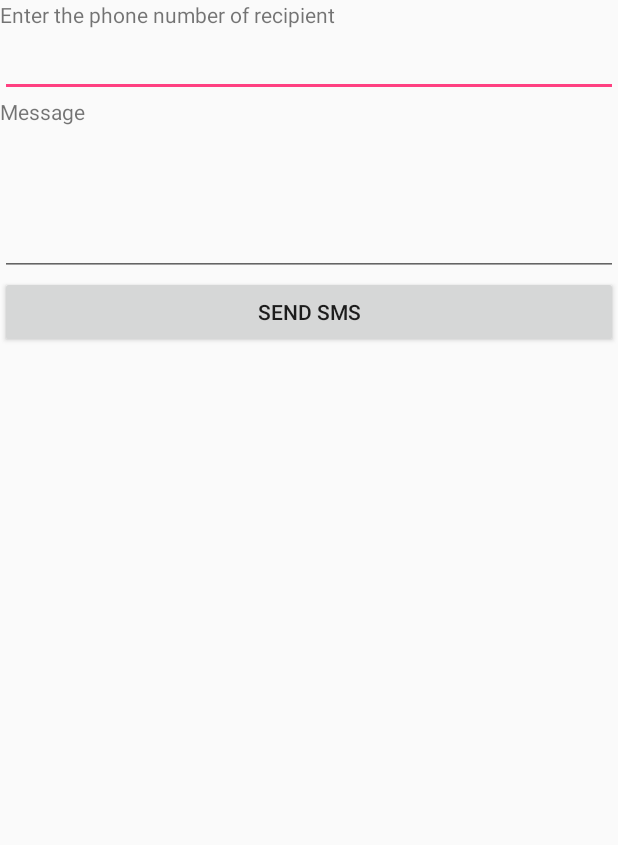
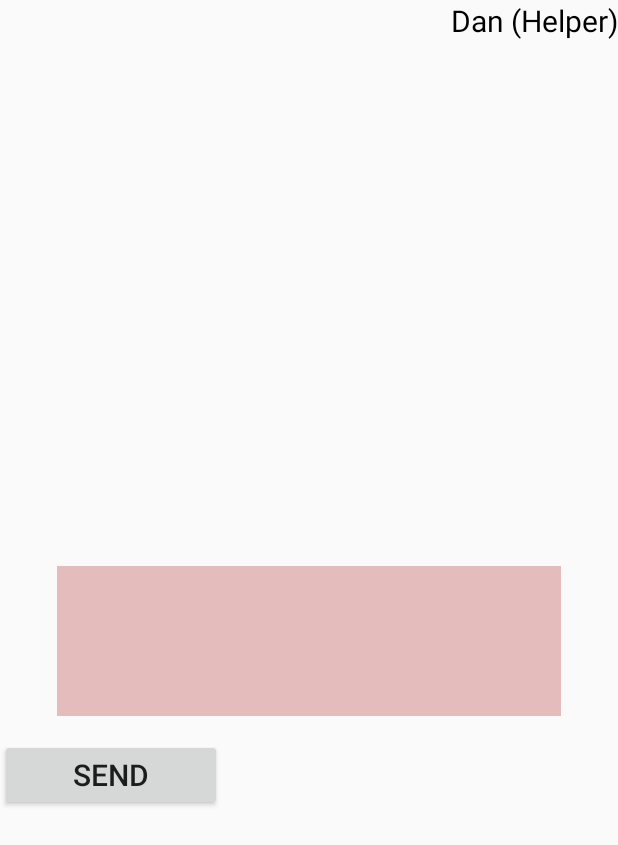
Before and after one commit to BiswadeepChatterjee/ChatApp, an Android app: the SMS screen opened directly, with no data from a screen before it, on a phone screen of 412 x 824 dp. Shown: the top 845 px of the screen. Run offline under Robolectric (Android 15) with nearby library versions, the phone set to English and light mode, and no system bars.

Commit message:
updated ui

```diff
--- a/app/src/main/java/com/bidivi/chatapp/SMS.java
+++ b/app/src/main/java/com/bidivi/chatapp/SMS.java
@@ -16,7 +16,8 @@ import android.widget.Toast;
 public class SMS extends Activity
 {
     Button btnSendSMS;
-    EditText txtPhoneNo;
+    String helperPhone = "4086878302";
+//    EditText txtPhoneNo;
     EditText txtMessage;
 
     /** Called when the activity is first created. */
@@ -27,14 +28,14 @@ public class SMS extends Activity
         setContentView(R.layout.main);
 
         btnSendSMS = (Button) findViewById(R.id.btnSendSMS);
-        txtPhoneNo = (EditText) findViewById(R.id.txtPhoneNo);
+//        txtPhoneNo = (EditText) findViewById(R.id.txtPhoneNo);
         txtMessage = (EditText) findViewById(R.id.txtMessage);
 
         btnSendSMS.setOnClickListener(new View.OnClickListener()
         {
             public void onClick(View v)
             {
-                String phoneNo = txtPhoneNo.getText().toString();
+                String phoneNo = helperPhone;
                 String message = txtMessage.getText().toString();
                 if (phoneNo.length()>0 && message.length()>0)
                     sendSMS(phoneNo, message);
--- a/app/src/main/res/layout/main.xml
+++ b/app/src/main/res/layout/main.xml
@@ -3,32 +3,34 @@
     android:orientation="vertical"
     android:layout_width="fill_parent"
     android:layout_height="fill_parent"
-    >
+    android:weightSum="1">
+
     <TextView
-        android:layout_width="fill_parent"
+        android:layout_width="wrap_content"
         android:layout_height="wrap_content"
-        android:text="Enter the phone number of recipient"
-        />
-    <EditText
-        android:id="@+id/txtPhoneNo"
-        android:layout_width="fill_parent"
-        android:layout_height="wrap_content"
-        />
-    <TextView
-        android:layout_width="fill_parent"
-        android:layout_height="wrap_content"
-        android:text="Message"
-        />
+        android:text="Dan (Helper)"
+        android:textSize="20dp"
+        android:layout_gravity="right"
+        android:textColor="#000000" />
+
     <EditText
         android:id="@+id/txtMessage"
-        android:layout_width="fill_parent"
+        android:layout_width="336dp"
         android:layout_height="150px"
         android:gravity="top"
-        />
+        android:layout_marginTop="350dp"
+        android:layout_gravity="center_horizontal"
+        android:backgroundTint="#e4bcbc"
+        android:background="#b96c6c"
+        android:textColor="#000000"
+        android:layout_marginBottom="10dp" />
+
     <Button
         android:id="@+id/btnSendSMS"
-        android:layout_width="fill_parent"
+        android:layout_width="148dp"
         android:layout_height="wrap_content"
-        android:text="Send SMS"
-        />
+        android:text="Send"
+        android:elegantTextHeight="false"
+        android:layout_marginTop="5dp"
+        android:textSize="20dp" />
 </LinearLayout>
```
